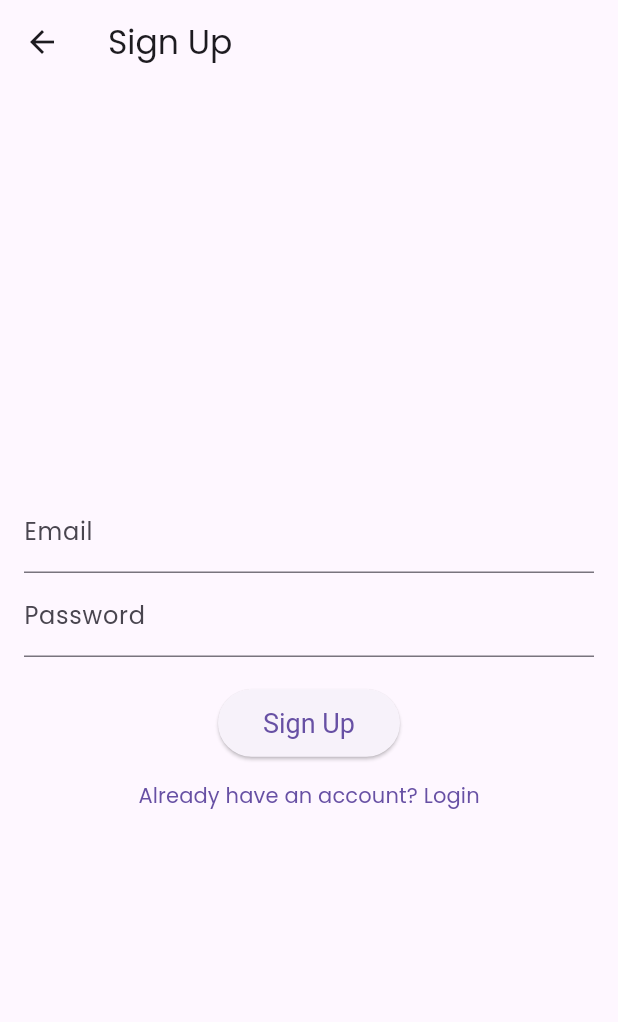
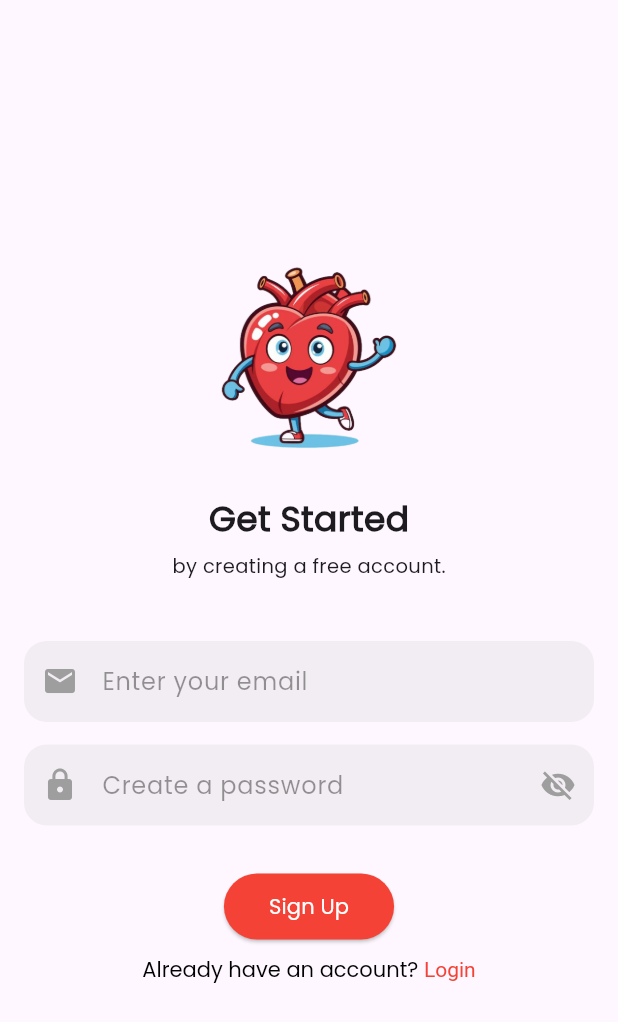
Before and after one commit to yeoh0730/CardioMeal, a Flutter app: the SignUpPage screen opened directly, on a phone screen of 412 x 824 dp. Shown: the top 1022 px of the screen. Run offline on Flutter 3.47's test engine with Material 3 defaults, Android fonts, the phone set to English and light mode, and no system bars; our stand-ins replace cloud_firestore, firebase_auth, firebase_core, percent_indicator; accounts and stored records are empty; network calls fail.

Commit message:
update signup page ui

```diff
--- a/lib/LoginPage.dart
+++ b/lib/LoginPage.dart
@@ -47,7 +47,7 @@ class _LoginPageState extends State<LoginPage> {
                   SizedBox(height: 20),
                   Text("Welcome To CardioMeal", style: TextStyle(fontSize: 23, fontWeight: FontWeight.bold,)),
                   SizedBox(height: 5),
-                  Text("sign in to access your accoount", style: TextStyle(fontSize: 13, fontWeight: FontWeight.w100,)),
+                  Text("sign in to access your account.", style: TextStyle(fontSize: 13, fontWeight: FontWeight.w100,)),
                   SizedBox(height: 40),
 
                   // Email TextField
--- a/lib/SignUpPage.dart
+++ b/lib/SignUpPage.dart
@@ -1,9 +1,10 @@
+import 'package:flutter/gestures.dart';
 import 'package:flutter/material.dart';
 import 'package:firebase_auth/firebase_auth.dart';
 import 'package:cloud_firestore/cloud_firestore.dart';
 import 'package:project/HomePage.dart';
 import 'package:project/LoginPage.dart';
-import 'package:project/QuestionnaireScreen.dart'; // ✅ Navigate here after signup
+import 'package:project/QuestionnaireScreen.dart';
 
 class SignUpPage extends StatefulWidget {
   @override
@@ -16,10 +17,10 @@ class _SignUpPageState extends State<SignUpPage> {
   final FirebaseAuth _auth = FirebaseAuth.instance;
   final FirebaseFirestore _firestore = FirebaseFirestore.instance;
 
+  bool _obscurePassword = true;
   bool _isLoading = false;
   String _errorMessage = '';
 
-  // ✅ Improved signup function (adds user profile to Firestore)
   void _signUp() async {
     setState(() {
       _isLoading = true;
@@ -27,7 +28,6 @@ class _SignUpPageState extends State<SignUpPage> {
     });
 
     try {
-      // ✅ Create user in Firebase Auth
       UserCredential userCredential = await _auth.createUserWithEmailAndPassword(
         email: _emailController.text.trim(),
         password: _passwordController.text.trim(),
@@ -35,13 +35,11 @@ class _SignUpPageState extends State<SignUpPage> {
 
       User? user = userCredential.user;
       if (user != null) {
-        // ✅ Store user profile in Firestore
         await _firestore.collection("users").doc(user.uid).set({
           "email": user.email,
           "createdAt": Timestamp.now(),
-        }, SetOptions(merge: true)); // ✅ Prevents overwriting
+        }, SetOptions(merge: true));
 
-        // ✅ Navigate to QuestionnaireScreen
         Navigator.pushReplacement(
           context,
           MaterialPageRoute(builder: (context) => QuestionnaireScreen()),
@@ -58,42 +56,107 @@ class _SignUpPageState extends State<SignUpPage> {
     }
   }
 
-
   @override
   Widget build(BuildContext context) {
     return Scaffold(
-      appBar: AppBar(title: Text('Sign Up')),
-      body: Padding(
+      resizeToAvoidBottomInset: true,
+      body: Center(
+        child: SingleChildScrollView(
+          child: Padding(
             padding: EdgeInsets.all(16.0),
             child: Column(
               mainAxisAlignment: MainAxisAlignment.center,
               children: [
-            TextField(
+                Image.asset('assets/logo.png', width: 180),
+                SizedBox(height: 20),
+                Text("Get Started", style: TextStyle(fontSize: 23, fontWeight: FontWeight.bold)),
+                SizedBox(height: 5),
+                Text("by creating a free account.", style: TextStyle(fontSize: 13, fontWeight: FontWeight.w100)),
+                SizedBox(height: 40),
+
+                // Email TextField
+                Container(
+                  decoration: BoxDecoration(
+                    color: Color.fromRGBO(196, 196, 196, 0.2),
+                    borderRadius: BorderRadius.circular(15),
+                  ),
+                  child: TextField(
                     controller: _emailController,
-              decoration: InputDecoration(labelText: 'Email'),
+                    decoration: InputDecoration(
+                      hintText: "Enter your email",
+                      hintStyle: TextStyle(color: Colors.black.withOpacity(0.4)),
+                      prefixIcon: Icon(Icons.email, color: Colors.grey),
+                      border: InputBorder.none,
+                      contentPadding: EdgeInsets.symmetric(vertical: 15, horizontal: 20),
                     ),
-            TextField(
+                  ),
+                ),
+                SizedBox(height: 15),
+
+                // Password TextField
+                Container(
+                  decoration: BoxDecoration(
+                    color: Color.fromRGBO(196, 196, 196, 0.2),
+                    borderRadius: BorderRadius.circular(15),
+                  ),
+                  child: TextField(
                     controller: _passwordController,
-              obscureText: true,
-              decoration: InputDecoration(labelText: 'Password'),
+                    obscureText: _obscurePassword,
+                    decoration: InputDecoration(
+                      hintText: "Create a password",
+                      hintStyle: TextStyle(color: Colors.black.withOpacity(0.4)),
+                      prefixIcon: Icon(Icons.lock, color: Colors.grey),
+                      suffixIcon: IconButton(
+                        icon: Icon(
+                          _obscurePassword ? Icons.visibility_off : Icons.visibility,
+                          color: Colors.grey,
                         ),
-            SizedBox(height: 20),
+                        onPressed: () {
+                          setState(() {
+                            _obscurePassword = !_obscurePassword;
+                          });
+                        },
+                      ),
+                      border: InputBorder.none,
+                      contentPadding: EdgeInsets.symmetric(vertical: 15, horizontal: 20),
+                    ),
+                  ),
+                ),
+                SizedBox(height: 30),
+
                 _isLoading
-                ? CircularProgressIndicator() // ✅ Show loading indicator
+                    ? CircularProgressIndicator()
                     : ElevatedButton(
                   onPressed: _signUp,
-              child: Text('Sign Up'),
                   style: ElevatedButton.styleFrom(
+                    backgroundColor: Color.fromRGBO(244, 67, 54, 1),
+                    foregroundColor: Colors.white,
                     padding: EdgeInsets.symmetric(horizontal: 30, vertical: 12),
-                textStyle: TextStyle(fontSize: 18),
+                  ),
+                  child: Text('Sign Up', style: TextStyle(color: Colors.white)),
+                ),
+                SizedBox(height: 8),
+
+                RichText(
+                  text: TextSpan(
+                    children: [
+                      TextSpan(
+                        text: "Already have an account? ",
+                        style: TextStyle(color: Colors.black, fontFamily: 'Poppins'),
+                      ),
+                      TextSpan(
+                        text: "Login",
+                        style: TextStyle(
+                          color: Colors.red,
+                        ),
+                        recognizer: TapGestureRecognizer()..onTap = () {
+                          Navigator.pushReplacement(context, MaterialPageRoute(builder: (context) => LoginPage()));
+                        },
+                      ),
+                    ],
                   ),
                 ),
-            TextButton(
-              onPressed: () {
-                Navigator.pushReplacement(context, MaterialPageRoute(builder: (context) => LoginPage()));
-              },
-              child: Text('Already have an account? Login'),
-            ),
+
                 if (_errorMessage.isNotEmpty)
                   Padding(
                     padding: const EdgeInsets.only(top: 10),
@@ -105,6 +168,8 @@ class _SignUpPageState extends State<SignUpPage> {
               ],
             ),
           ),
+        ),
+      ),
     );
   }
 }
```
Lines whose indentation alone changed are shown as unchanged.
